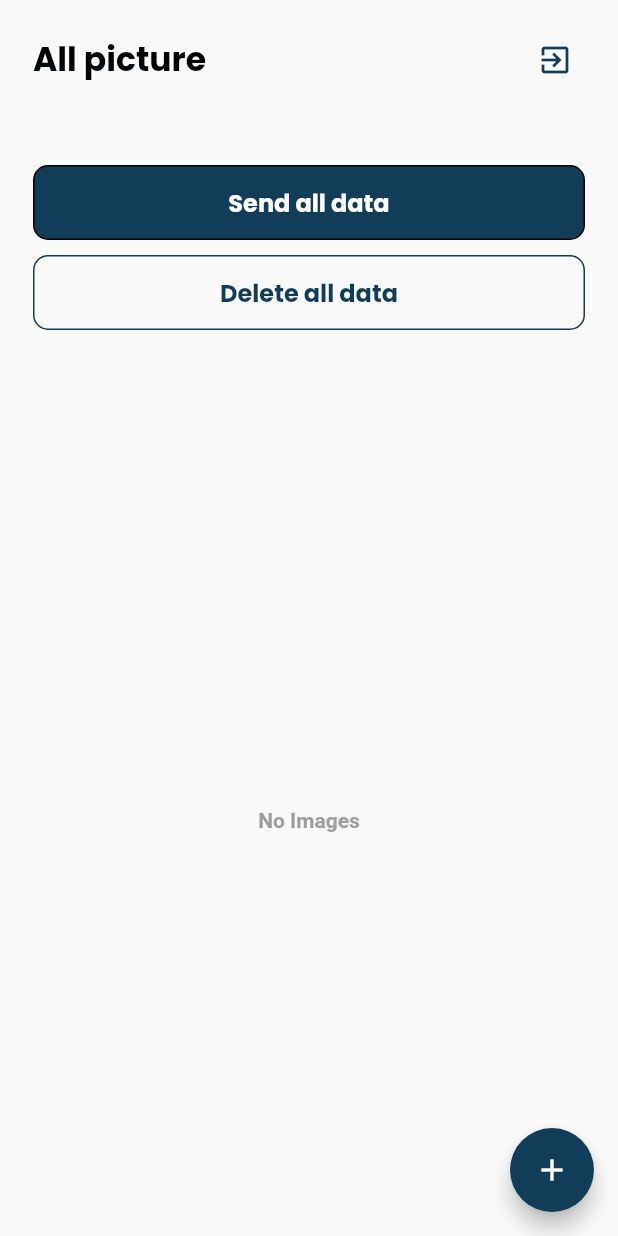
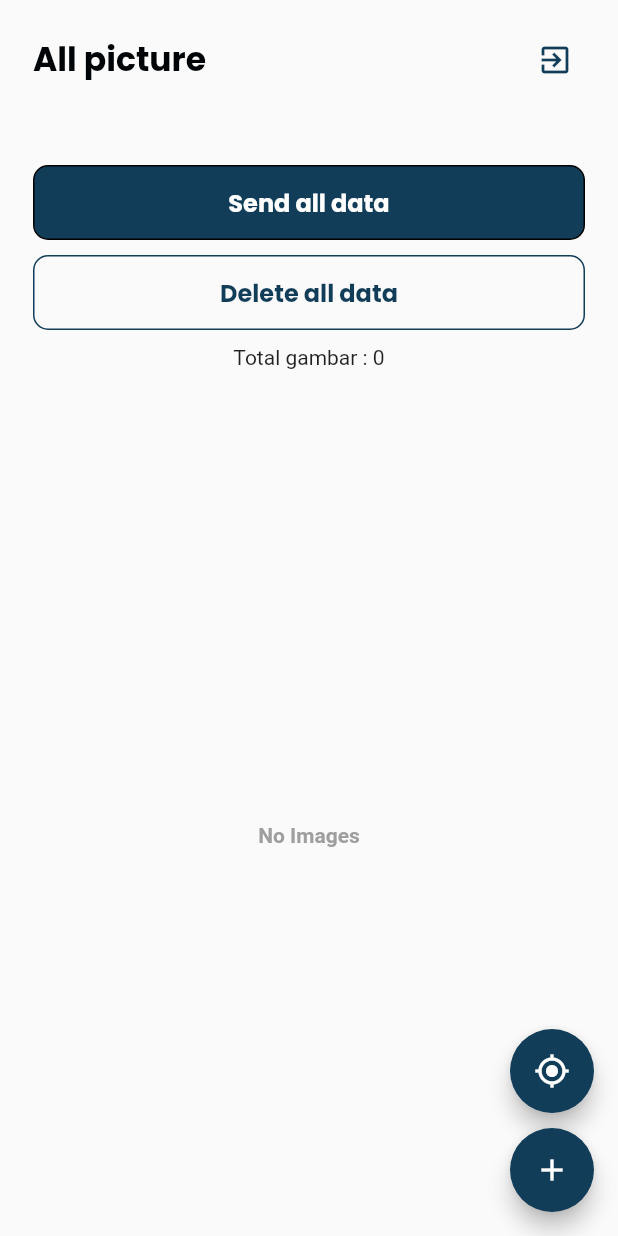
Before and after one commit to FiDiSoft/Klix, a Flutter app: the screen it shows once a user with an empty profile is signed in, on a phone screen of 412 x 824 dp. Run offline on Flutter 3.47's test engine with Material 2 defaults, Android fonts, the phone set to English and light mode, and no system bars; our stand-ins replace camera, firebase_auth, firebase_core, google_fonts, google_sign_in, location and 1 more; accounts and stored records are empty.

Commit message:
use provider again and add tag foreach floatingActionButton

```diff
--- a/lib/screen/home/home_page.dart
+++ b/lib/screen/home/home_page.dart
@@ -5,9 +5,11 @@ import 'package:kumpulin/constant/theme.dart';
 import 'package:kumpulin/db/img_database.dart';
 import 'package:kumpulin/models/google_auth.dart';
 import 'package:kumpulin/models/img.dart';
+import 'package:kumpulin/models/img_provider.dart';
 import 'package:kumpulin/screen/camera/camera_screen.dart';
 import 'package:kumpulin/screen/detail/detail_page.dart';
 import 'package:kumpulin/widgets/build_button.dart';
+import 'package:provider/provider.dart';
 
 class HomePage extends StatefulWidget {
   const HomePage({
@@ -19,31 +21,26 @@ class HomePage extends StatefulWidget {
 }
 
 class _HomePageState extends State<HomePage> {
-  late Future<List<Img>>? _images;
-
-  @override
-  void initState() {
-    _images = ImgDatabase.instance.index();
-    super.initState();
-  }
-
   @override
   void dispose() {
-    _images = null;
+    ImgProvider().updateImages = null;
     super.dispose();
   }
 
   @override
   Widget build(BuildContext context) {
     Size mediaQuery = MediaQuery.of(context).size;
-    _images = ImgDatabase.instance.index();
 
+    return ChangeNotifierProvider<ImgProvider>(
+      create: (context) => ImgProvider(),
+      child: Consumer<ImgProvider>(
+        builder: (_, imgProvider, __) {
           return Scaffold(
             appBar: PreferredSize(
               preferredSize: const Size.fromHeight(290),
               child: Container(
                 width: mediaQuery.width,
-          height: 270.0,
+                height: 290.0,
                 padding: const EdgeInsets.fromLTRB(22.0, 20.0, 22.0, 10.0),
                 child: SafeArea(
                   child: Column(
@@ -66,7 +63,8 @@ class _HomePageState extends State<HomePage> {
                                   context: context,
                                   builder: (context) => AlertDialog(
                                     title: const Text('Log out '),
-                              content: const Text('Are you sure to log out ?'),
+                                    content:
+                                        const Text('Are you sure to log out ?'),
                                     actions: [
                                       TextButton(
                                         onPressed: () => Navigator.pop(context),
@@ -108,7 +106,8 @@ class _HomePageState extends State<HomePage> {
                           context: context,
                           builder: (context) => AlertDialog(
                             title: const Text('Delete All Data'),
-                      content: const Text('This action can delete all data'),
+                            content:
+                                const Text('This action can delete all data'),
                             actions: [
                               TextButton(
                                   onPressed: () => Navigator.pop(context),
@@ -117,7 +116,8 @@ class _HomePageState extends State<HomePage> {
                                   onPressed: () async {
                                     await ImgDatabase.instance.destroyAll();
 
-                              setState(() {});
+                                    imgProvider.updateImages =
+                                        ImgDatabase.instance.index();
 
                                     Navigator.pop(context);
                                   },
@@ -136,12 +136,31 @@ class _HomePageState extends State<HomePage> {
                               color: primaryColor, fontWeight: FontWeight.bold),
                         ),
                       ),
+                      const SizedBox(height: 10.0),
+                      FutureBuilder<List<Img>>(
+                          future: imgProvider.updateImages,
+                          builder: (context, snapshot) {
+                            return snapshot.hasData
+                                ? Text(
+                                    'Total gambar : ${snapshot.data!.length.toString()}')
+                                : const Text('');
+                          })
                     ],
                   ),
                 ),
               ),
             ),
-      floatingActionButton: FloatingActionButton(
+            floatingActionButton: Column(
+              mainAxisAlignment: MainAxisAlignment.end,
+              children: [
+                FloatingActionButton(
+                  onPressed: () {},
+                  heroTag: 'gpsButton',
+                  backgroundColor: primaryColor,
+                  child: const Icon(Icons.gps_fixed),
+                ),
+                const SizedBox(height: 10.0),
+                FloatingActionButton(
                   onPressed: () async {
                     await Navigator.push(
                       context,
@@ -150,18 +169,17 @@ class _HomePageState extends State<HomePage> {
                       ),
                     );
 
-          setState(() {});
+                    imgProvider.updateImages = ImgDatabase.instance.index();
                   },
+                  heroTag: 'addButton',
                   backgroundColor: primaryColor,
                   child: const Icon(Icons.add),
                 ),
+              ],
+            ),
             body: FutureBuilder<List<Img>>(
-        future: _images,
+              future: imgProvider.updateImages,
               builder: (context, snapshot) {
-          if (snapshot.hasError) {
-            return const Center(child: Text('Error'));
-          }
-
                 return snapshot.hasData
                     ? snapshot.data!.isEmpty
                         ? const Center(
@@ -173,7 +191,8 @@ class _HomePageState extends State<HomePage> {
                             ),
                           ))
                         : Container(
-                      padding: const EdgeInsets.symmetric(horizontal: 22.0),
+                            margin:
+                                const EdgeInsets.symmetric(horizontal: 20.0),
                             child: GridView.builder(
                               itemCount: snapshot.data!.length,
                               itemBuilder: (context, index) {
@@ -189,12 +208,14 @@ class _HomePageState extends State<HomePage> {
                                       ),
                                     );
 
-                              setState(() {});
+                                    imgProvider.updateImages =
+                                        ImgDatabase.instance.index();
                                   },
                                   borderRadius: BorderRadius.circular(10.0),
                                   child: Card(
                                     shape: RoundedRectangleBorder(
-                                  borderRadius: BorderRadius.circular(10.0)),
+                                        borderRadius:
+                                            BorderRadius.circular(10.0)),
                                     child: ClipRRect(
                                       borderRadius: BorderRadius.circular(10.0),
                                       child: Image.file(
@@ -215,5 +236,8 @@ class _HomePageState extends State<HomePage> {
               },
             ),
           );
+        },
+      ),
+    );
   }
 }
```
Lines whose indentation alone changed are shown as unchanged.
